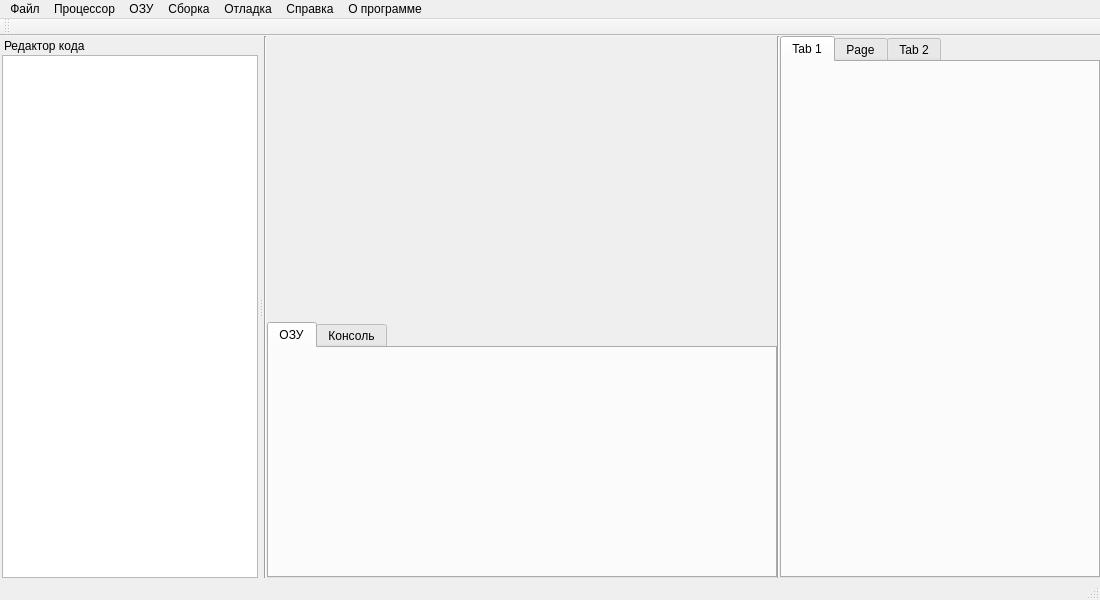
Old version of the form mainwindow.ui in the repository Buvaluy/VirtualMachine.
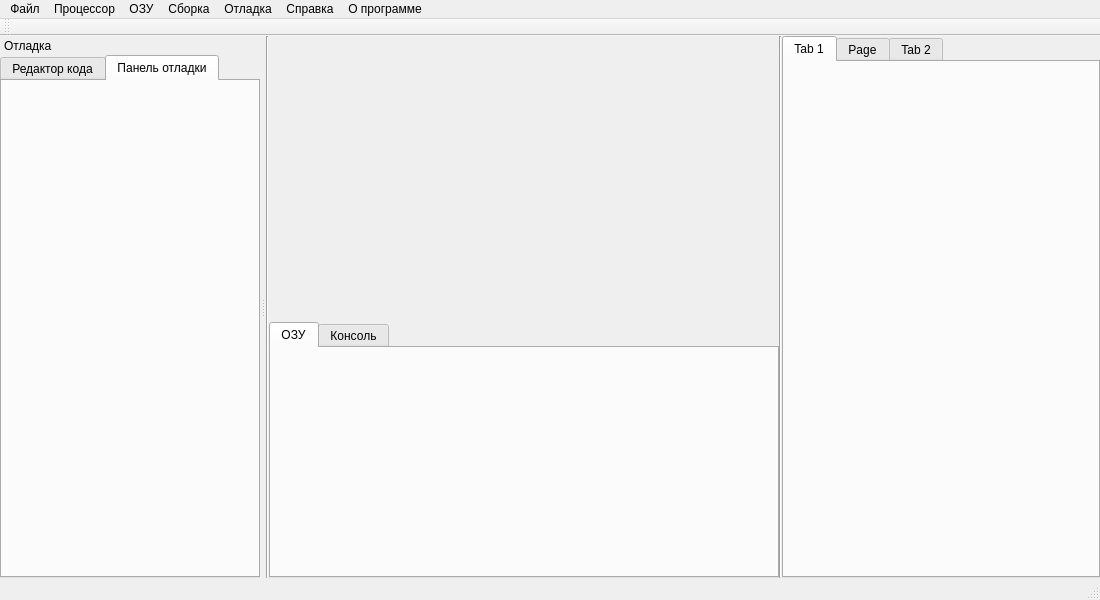
New version of the form.

Diff of the .ui file:
```diff
--- a/mainwindow.ui
+++ b/mainwindow.ui
@@ -304,7 +304,7 @@
     <set>Qt::LeftDockWidgetArea</set>
    </property>
    <property name="windowTitle">
-    <string comment="Editor" extracomment="Editor">Редактор кода</string>
+    <string notr="true">Отладка</string>
    </property>
    <attribute name="dockWidgetArea">
     <number>1</number>
@@ -315,7 +315,7 @@
       <number>0</number>
      </property>
      <property name="leftMargin">
-      <number>2</number>
+      <number>0</number>
      </property>
      <property name="topMargin">
       <number>0</number>
@@ -327,10 +327,68 @@
       <number>0</number>
      </property>
      <item>
-      <widget class="QTextEdit" name="textEdit">
-       <property name="styleSheet">
-        <string notr="true">font: 12pt &quot;Consolas&quot;;</string>
+      <widget class="QTabWidget" name="tabWidget">
+       <property name="currentIndex">
+        <number>1</number>
        </property>
+       <widget class="QWidget" name="tab_3">
+        <attribute name="title">
+         <string>Редактор кода</string>
+        </attribute>
+        <layout class="QVBoxLayout" name="verticalLayout_8">
+         <property name="spacing">
+          <number>0</number>
+         </property>
+         <property name="leftMargin">
+          <number>0</number>
+         </property>
+         <property name="topMargin">
+          <number>0</number>
+         </property>
+         <property name="rightMargin">
+          <number>0</number>
+         </property>
+         <property name="bottomMargin">
+          <number>0</number>
+         </property>
+         <item>
+          <widget class="QTextEdit" name="textEdit">
+           <property name="styleSheet">
+            <string notr="true">font: 12pt &quot;Consolas&quot;;</string>
+           </property>
+          </widget>
+         </item>
+        </layout>
+       </widget>
+       <widget class="QWidget" name="tab_4">
+        <attribute name="title">
+         <string>Панель отладки</string>
+        </attribute>
+        <layout class="QVBoxLayout" name="verticalLayout_10">
+         <property name="spacing">
+          <number>0</number>
+         </property>
+         <property name="leftMargin">
+          <number>0</number>
+         </property>
+         <property name="topMargin">
+          <number>0</number>
+         </property>
+         <property name="rightMargin">
+          <number>0</number>
+         </property>
+         <property name="bottomMargin">
+          <number>0</number>
+         </property>
+         <item>
+          <layout class="QVBoxLayout" name="vlDebug">
+           <property name="spacing">
+            <number>0</number>
+           </property>
+          </layout>
+         </item>
+        </layout>
+       </widget>
       </widget>
      </item>
     </layout>
```
Left out of the diff: 9 changed lines with no effect on the pictures.
